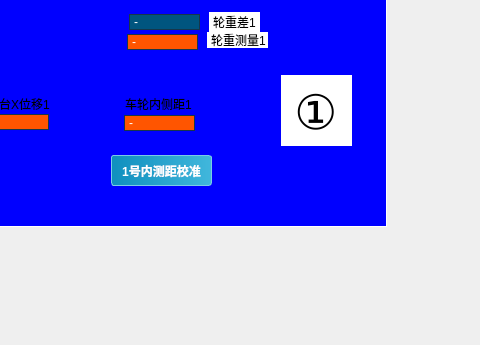
Qt form ui/dialog_dyn_dims/_view.ui (Leunghueo/bogie_chendu) before a commit; both pictures show x 759 to 1239 and y 493 to 838 of the 1239 by 838 pixel window.
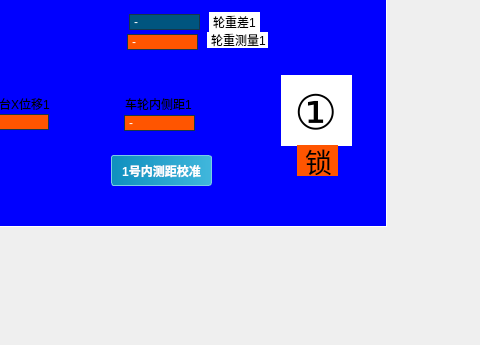
The same form after that commit. Icons and pictures are not drawn.

Diff of the .ui file:
```diff
--- a/ui/dialog_dyn_dims/_view.ui
+++ b/ui/dialog_dyn_dims/_view.ui
@@ -1433,6 +1433,35 @@
           <string>显示计算结果</string>
          </property>
         </widget>
+        <widget class="QLabel" name="tag_5">
+         <property name="geometry">
+          <rect>
+           <x>1036</x>
+           <y>620</y>
+           <width>41</width>
+           <height>31</height>
+          </rect>
+         </property>
+         <property name="font">
+          <font>
+           <family>Adobe Fan Heiti Std</family>
+           <pointsize>20</pointsize>
+           <italic>false</italic>
+           <fontweight>Thin</fontweight>
+          </font>
+         </property>
+         <property name="styleSheet">
+          <string notr="true">QLabel{
+    background: rgb(255, 85, 0);
+    border: none;
+	color: rgb(0, 0, 0);
+	font: 100 20pt &quot;Adobe Fan Heiti Std&quot;;
+}</string>
+         </property>
+         <property name="text">
+          <string>锁</string>
+         </property>
+        </widget>
        </widget>
       </item>
      </layout>
```
